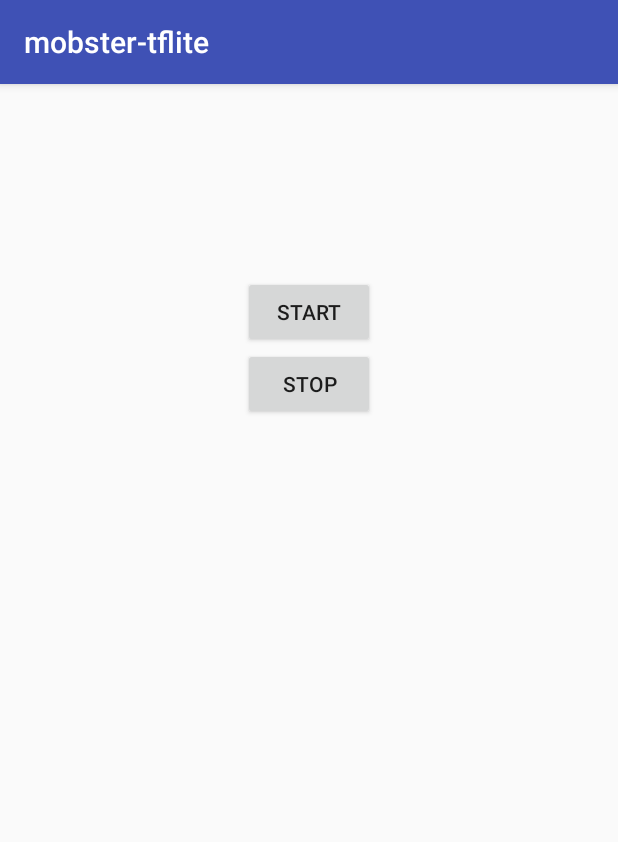
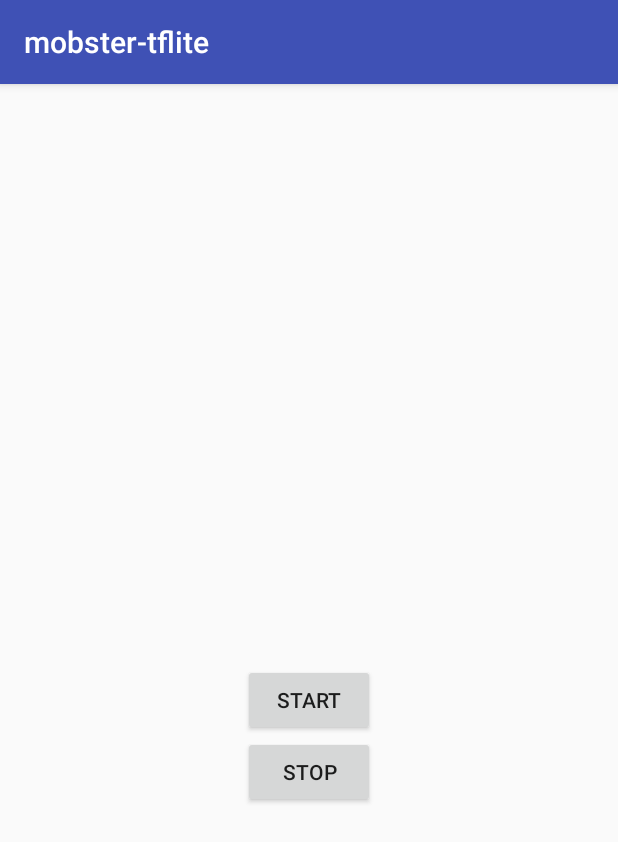
Before and after one commit to jhamberg/ubispark-tflite, an Android app: the screen it shows after launch (ControlActivity), on a phone screen of 412 x 824 dp. Shown: the top 842 px of the screen. Run offline under Robolectric (Android 15) with nearby library versions, the phone set to English and light mode, and no system bars; our stand-ins replace data binding.

Commit message:
Use layout binding, show inference in UI

```diff
--- a/client/app/build.gradle
+++ b/client/app/build.gradle
@@ -21,6 +21,9 @@ android {
         noCompress "tflite"
         noCompress "lite"
     }
+    dataBinding {
+        enabled = true
+    }
 }
 
 repositories {
--- a/client/app/src/main/res/layout/activity_control.xml
+++ b/client/app/src/main/res/layout/activity_control.xml
@@ -1,36 +1,54 @@
 <?xml version="1.0" encoding="utf-8"?>
-<android.support.constraint.ConstraintLayout xmlns:android="http://schemas.android.com/apk/res/android"
+<layout xmlns:android="http://schemas.android.com/apk/res/android"
     xmlns:app="http://schemas.android.com/apk/res-auto"
     xmlns:tools="http://schemas.android.com/tools"
-    android:layout_width="match_parent"
-    android:layout_height="match_parent"
     tools:context="fi.helsinki.cs.hamberg.mobster_tflite.ControlActivity">
 
+    <android.support.constraint.ConstraintLayout
+        android:layout_width="match_parent"
+        android:layout_height="match_parent">
+
         <ImageView
-        app:layout_constraintTop_toTopOf="parent"
             android:id="@+id/image"
+            android:layout_width="match_parent"
+            android:layout_height="359dp"
+            android:adjustViewBounds="true"
+            android:minHeight="128dp"
             android:scaleType="centerCrop"
-        android:adjustViewBounds="true"
+            app:layout_constraintTop_toTopOf="parent" />
+
+        <TextView
+            android:id="@+id/result"
             android:layout_width="match_parent"
-        android:minHeight="128dp"
-        android:layout_height="wrap_content" />
+            android:layout_height="wrap_content"
+            android:layout_marginTop="8dp"
+            tools:text="Placeholder text"
+            android:textAlignment="center"
+            app:layout_constraintEnd_toEndOf="parent"
+            app:layout_constraintHorizontal_bias="0.0"
+            app:layout_constraintStart_toStartOf="parent"
+            app:layout_constraintTop_toBottomOf="@+id/image" />
 
         <Button
-        app:layout_constraintTop_toBottomOf="@id/image"
-        app:layout_constraintStart_toStartOf="parent"
-        app:layout_constraintEnd_toEndOf="parent"
             android:id="@+id/start"
             android:layout_width="wrap_content"
             android:layout_height="wrap_content"
-        android:text="Start"/>
+            android:text="Start"
+            app:layout_constraintEnd_toEndOf="parent"
+            app:layout_constraintStart_toStartOf="parent"
+            app:layout_constraintTop_toBottomOf="@+id/result" />
 
         <Button
             android:id="@+id/stop"
             android:layout_width="wrap_content"
             android:layout_height="wrap_content"
+            android:layout_marginBottom="8dp"
+            android:text="Stop"
+            app:layout_constraintBottom_toBottomOf="parent"
+            app:layout_constraintEnd_toEndOf="parent"
             app:layout_constraintStart_toStartOf="parent"
-        app:layout_constraintEnd_toEndOf="parent"
             app:layout_constraintTop_toBottomOf="@id/start"
-        android:text="Stop"/>
+            app:layout_constraintVertical_bias="0.0" />
 
     </android.support.constraint.ConstraintLayout>
+</layout>
```
Lines whose indentation alone changed are shown as unchanged.
